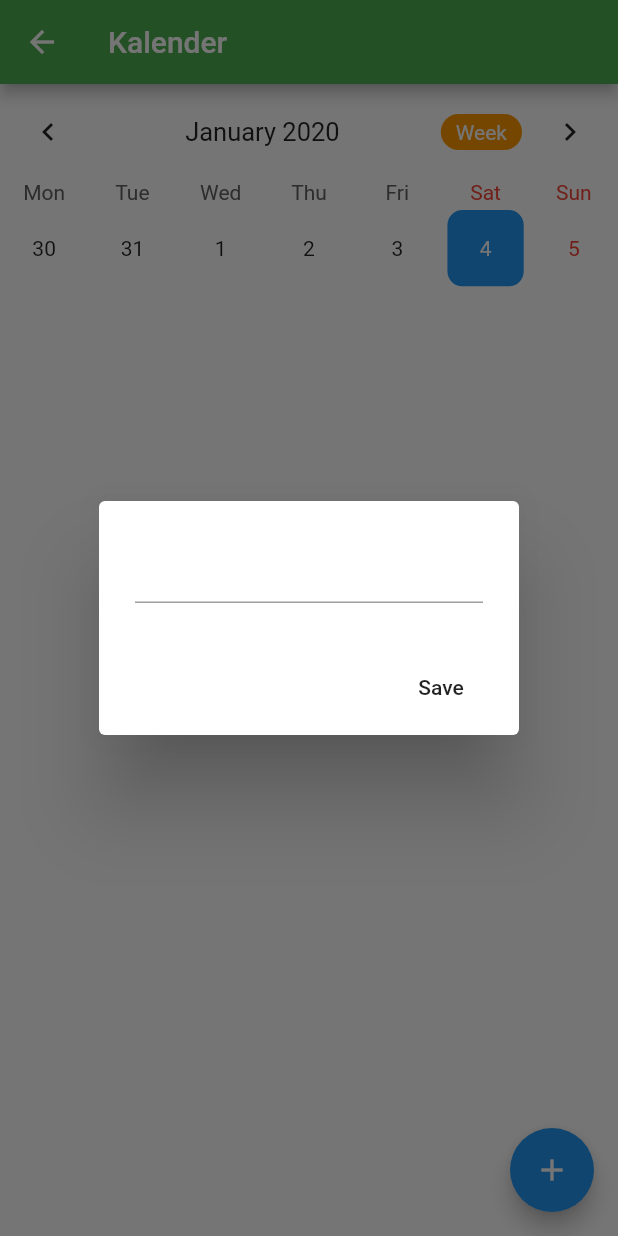
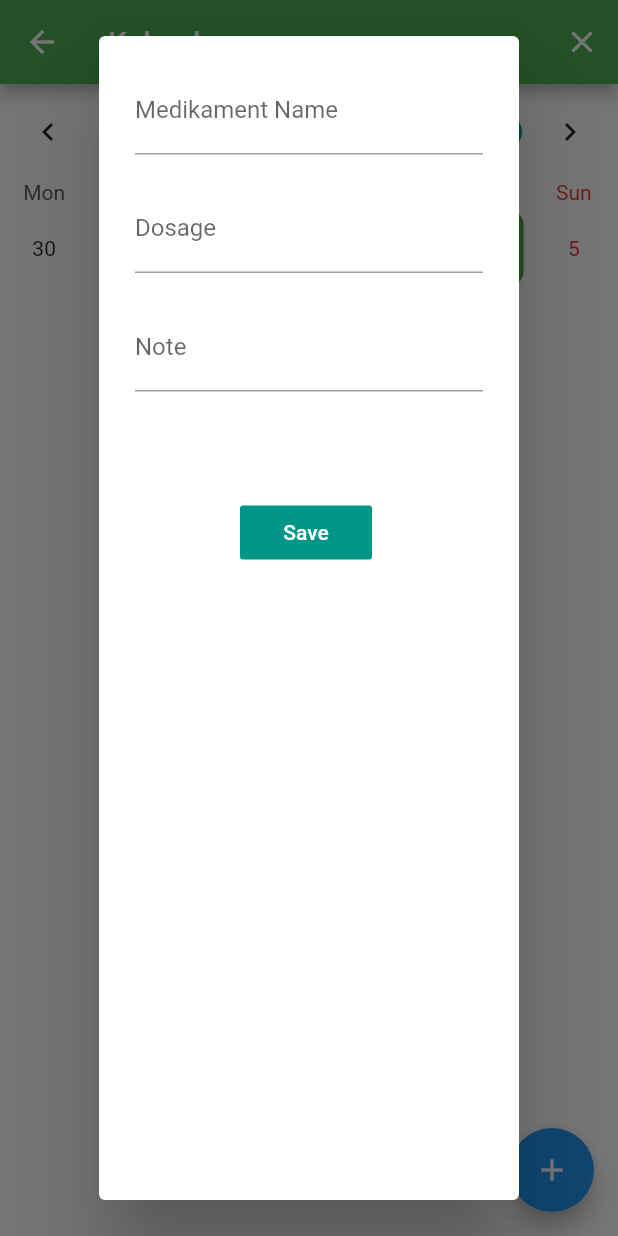
Before and after one commit to 97131004/Smart-Apotheke, a Flutter app: the Calendar screen opened directly, after a tap on the "add" icon, on a phone screen of 412 x 824 dp. Run offline on Flutter 3.47's test engine with Material 2 defaults, Android fonts, the phone set to English and light mode, and no system bars; drawn by our look-alikes of table_calendar; our stand-ins replace carousel_pro, connectivity, flutter_html, flutter_local_notifications, fluttertoast, image_picker and 3 more; missing offline and left inert: flutter_pagewise, image_editor, mlkit; accounts and stored records are empty.

Commit message:
add form and validator  and remove event each day with swipe

```diff
--- a/lib/widgets/calendar.dart
+++ b/lib/widgets/calendar.dart
@@ -19,29 +19,24 @@ class Calendar extends StatefulWidget {
 }
 
 class _CalendarState extends State<Calendar> {
-  //for notifications
+  final _formKey = GlobalKey<FormState>();//for validate input
+
   FlutterLocalNotificationsPlugin flutterLocalNotificationsPlugin;
 
   CalendarController _controller;
-  Map<DateTime,List<dynamic>> _events;
+  Map<DateTime, List<dynamic>> _events;
   List<dynamic> _selectedEvents;
   TextEditingController _eventController;
   SharedPreferences prefs;
 
   // variables are in the calendar form
-  DateTime begin_day;
-  TextEditingController days_duration = new TextEditingController();
   TextEditingController name_medical = new TextEditingController();
+  TextEditingController dosage = new TextEditingController();
   TextEditingController note = new TextEditingController();
-  TextEditingController dosage = new TextEditingController();
-  TextEditingController text_show_date = new TextEditingController();//for the show of date ui picker
-
-  var _selectedDay = DateTime.now();
-  var result;
+  TextEditingController interval = new TextEditingController();
 
   @override
   void initState() {
-
     super.initState();
     _controller = CalendarController();
     _eventController = TextEditingController();
@@ -49,17 +44,17 @@ class _CalendarState extends State<Calendar> {
     _selectedEvents = [];
     initPrefs();
 
-    begin_day = DateTime.now();
-    days_duration = TextEditingController();
     name_medical = TextEditingController();
     note = TextEditingController();
     dosage = TextEditingController();
+    interval = TextEditingController();
   }
 
   initPrefs() async {
     prefs = await SharedPreferences.getInstance();
     setState(() {
-      _events = Map<DateTime,List<dynamic>>.from(decodeMap(json.decode(prefs.getString("events") ?? "{}")));
+      _events = Map<DateTime, List<dynamic>>.from(
+          decodeMap(json.decode(prefs.getString("events") ?? "{}")));
     });
   }
 
@@ -68,36 +63,35 @@ class _CalendarState extends State<Calendar> {
     super.dispose();
   }
 
-  Map<String,dynamic> encodeMap(Map<DateTime,dynamic> map) {
-    Map<String,dynamic> newMap = {};
-    map.forEach((key,value) {
+  Map<String, dynamic> encodeMap(Map<DateTime, dynamic> map) {
+    Map<String, dynamic> newMap = {};
+    map.forEach((key, value) {
       newMap[key.toString()] = map[key];
     });
     return newMap;
   }
 
-  Map<DateTime,dynamic> decodeMap(Map<String,dynamic> map) {
-    Map<DateTime,dynamic> newMap = {};
-    map.forEach((key,value) {
+  Map<DateTime, dynamic> decodeMap(Map<String, dynamic> map) {
+    Map<DateTime, dynamic> newMap = {};
+    map.forEach((key, value) {
       newMap[DateTime.parse(key)] = map[key];
     });
     return newMap;
   }
-
-  _onDaySelected(DateTime day, List events) {
-    setState(() {
-      _selectedEvents = events;
-    });
-  }
-
-  void _onVisibleDaysChanged(
-      DateTime first, DateTime last, CalendarFormat format) {}
 
   @override
   Widget build(BuildContext context) {
     return Scaffold(
       appBar: AppBar(
         title: Text('Kalender'),
+        actions: <Widget>[
+          IconButton(
+            icon: Icon(Icons.clear),
+            onPressed: () {
+              _removeEvent;
+            },
+          ),
+        ],
       ),
       body: SingleChildScrollView(
         child: Column(
@@ -108,8 +102,8 @@ class _CalendarState extends State<Calendar> {
               initialCalendarFormat: CalendarFormat.week,
               calendarStyle: CalendarStyle(
                   canEventMarkersOverflow: true,
-                  todayColor: Colors.orange,
-                  selectedColor: Theme.of(context).primaryColor,
+                  todayColor: Colors.teal,
+                  selectedColor: Theme.of (context).primaryColor,
                   todayStyle: TextStyle(
                       fontWeight: FontWeight.bold,
                       fontSize: 18.0,
@@ -117,7 +111,7 @@ class _CalendarState extends State<Calendar> {
               headerStyle: HeaderStyle(
                 centerHeaderTitle: true,
                 formatButtonDecoration: BoxDecoration(
-                  color: Colors.orange,
+                  color: Colors.teal,
                   borderRadius: BorderRadius.circular(20.0),
                 ),
                 formatButtonTextStyle: TextStyle(color: Colors.white),
@@ -129,12 +123,13 @@ class _CalendarState extends State<Calendar> {
                   _selectedEvents = events;
                 });
               },
+              onVisibleDaysChanged: _onVisibleDaysChanged,
               builders: CalendarBuilders(
                 selectedDayBuilder: (context, date, events) => Container(
                     margin: const EdgeInsets.all(4.0),
                     alignment: Alignment.center,
                     decoration: BoxDecoration(
-                        color: Theme.of(context).primaryColor,
+                        color: Colors.green,
                         borderRadius: BorderRadius.circular(10.0)),
                     child: Text(
                       date.day.toString(),
@@ -144,7 +139,7 @@ class _CalendarState extends State<Calendar> {
                     margin: const EdgeInsets.all(4.0),
                     alignment: Alignment.center,
                     decoration: BoxDecoration(
-                        color: Colors.orange,
+                        color: Colors.teal,
                         borderRadius: BorderRadius.circular(10.0)),
                     child: Text(
                       date.day.toString(),
@@ -153,9 +148,43 @@ class _CalendarState extends State<Calendar> {
               ),
               calendarController: _controller,
             ),
-            ..._selectedEvents.map((event) => ListTile(
-              title: Text(event),
-            )),
+            ..._selectedEvents.map(
+              (event) => Container(
+                height: 60,
+                decoration: BoxDecoration(
+                  border: Border.all(width: 0.8),
+                  borderRadius: BorderRadius.circular(12.0),
+                ),
+                margin: const EdgeInsets.symmetric(horizontal: 8.0, vertical: 4.0),
+                child: ListView.builder(
+                    itemCount: 1,
+                    itemBuilder: (context, index){
+                      final item = event;
+
+                      return Dismissible(
+                        // Each Dismissible must contain a Key. Keys allow Flutter to
+                        // uniquely identify widgets.
+                        key: Key(item),
+                        // Provide a function that tells the app
+                        // what to do after an item has been swiped away.
+                        onDismissed: (direction) {
+                          // Remove the item from the data source.
+                          setState(() {
+                            _selectedEvents.removeAt(index);
+                            prefs.setString("events", json.encode(encodeMap(_events)));
+                          });
+                          // Then show a snackbar.
+                          Scaffold.of(context)
+                              .showSnackBar(SnackBar(content: Text("$item dismissed")));
+                        },
+                        // Show a red background as the item is swiped away.
+                        background: Container(color: Colors.red),
+                        child: ListTile(title: Text('$item')),
+                      );
+                    }
+                ),
+              ),
+            ),
           ],
         ),
       ),
@@ -166,32 +195,94 @@ class _CalendarState extends State<Calendar> {
     );
   }
 
+  void _onVisibleDaysChanged(DateTime first, DateTime last, CalendarFormat format) {
+    print('CALLBACK: _onVisibleDaysChanged');
+  }
+
   _showAddDialog() {
     showDialog(
         context: context,
         builder: (context) => AlertDialog(
-          content: TextField(
-            controller: _eventController,
+              content: Form(
+                key: _formKey,
+                child: Column(
+                  crossAxisAlignment: CrossAxisAlignment.start,
+                  children: <Widget>[
+                  TextFormField(
+                  validator: (value) {
+                      if (value.isEmpty) {
+                        return 'Please enter some text';
+                      }
+                        return null;
+                      },
+                    decoration: InputDecoration(labelText: 'Medikament Name'),
+                    controller: name_medical,
                 ),
-          actions: <Widget>[
-            FlatButton(
-              child: Text("Save"),
-              onPressed: (){
-                if(_eventController.text.isEmpty) return;
+                  SizedBox(height: 20),
+                    TextFormField(
+                      validator: (value) {
+                        if (value.isEmpty) {
+                          return 'Please enter some text';
+                        }
+                        return null;
+                      },
+                    decoration: InputDecoration(labelText: 'Dosage'),
+                    controller: dosage,
+                  ),
+                  SizedBox(height: 20),
+                    TextFormField(
+                    decoration: InputDecoration(labelText: 'Note'),
+                    controller: note,
+                  ),
+                  Container(
+                    margin: EdgeInsets.all(70),
+                    child:FlatButton(
+                      color: Colors.teal,
+                      child: Text("Save",
+                        style: TextStyle(
+                            color: Colors.white
+                        ),),
+                      onPressed: () {
+                        if(_formKey.currentState.validate()){
+                          if(note.text != null){
+                            _eventController.text = name_medical.text + "-- " + dosage.text + "--" + note.text;
+                          }else{
+                            _eventController.text = name_medical.text + "--" + dosage.text;
+                          }
+
+                          if(_eventController.text != null && _eventController.text != ""){
                             setState(() {
-                  if(_events[_controller.selectedDay] != null) {
+                              if (_events[_controller.selectedDay] != null) {
                                 _events[_controller.selectedDay].add(_eventController.text);
-                  }else{
-                    _events[_controller.selectedDay] = [_eventController.text];
+                              } else {
+                                _events[_controller.selectedDay] = [
+                                  _eventController.text
+                                ];
                               }
                               prefs.setString("events", json.encode(encodeMap(_events)));
                               _eventController.clear();
                               Navigator.pop(context);
                             });
+                            name_medical.clear();
+                            dosage.clear();
+                            note.clear();
+                          }
+                        }
+
                       },
                     )
+                  ),
                 ],
               )
+              ))
     );
   }
+
+  /*
+  Function to remove a event in a day
+   */
+  _removeEvent(){
+
+    print(_controller.selectedDay);
   }
+}
```
Lines whose indentation alone changed are shown as unchanged.
